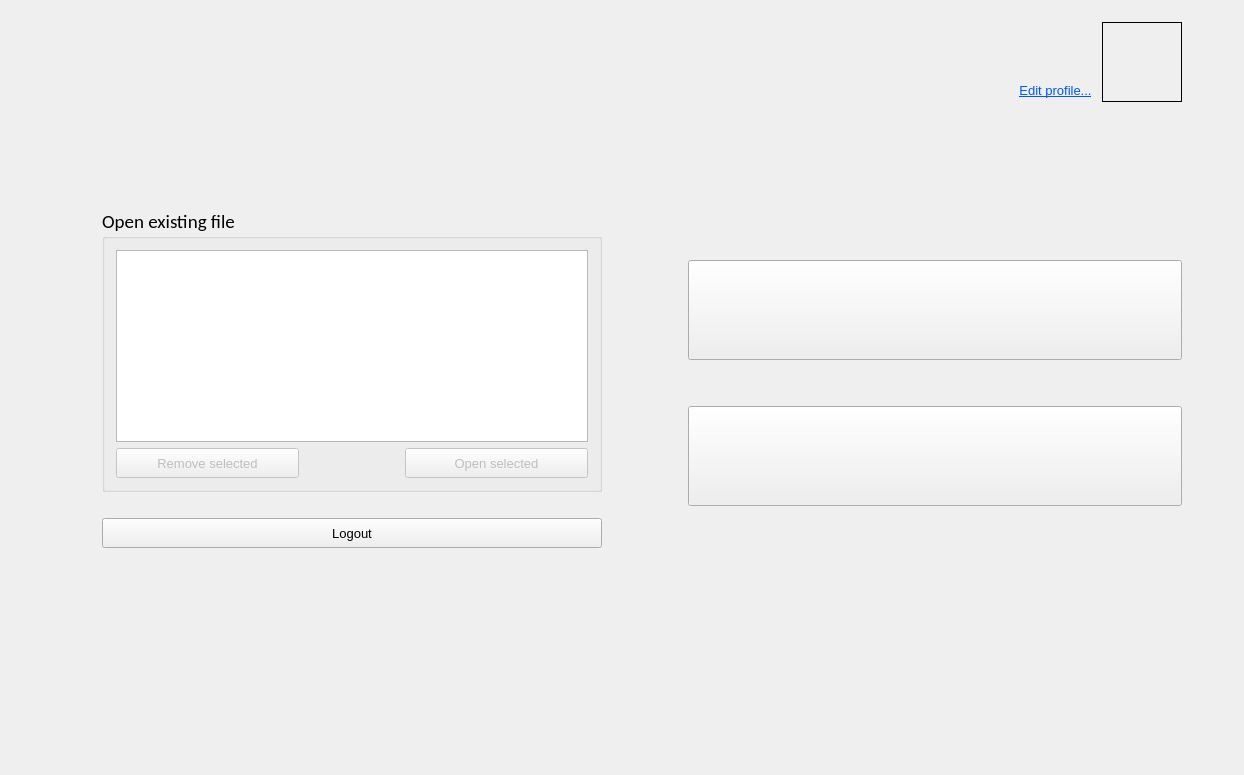
Old version of the form textedit/landingpage.ui in the repository pgallo725/livetext-pds.
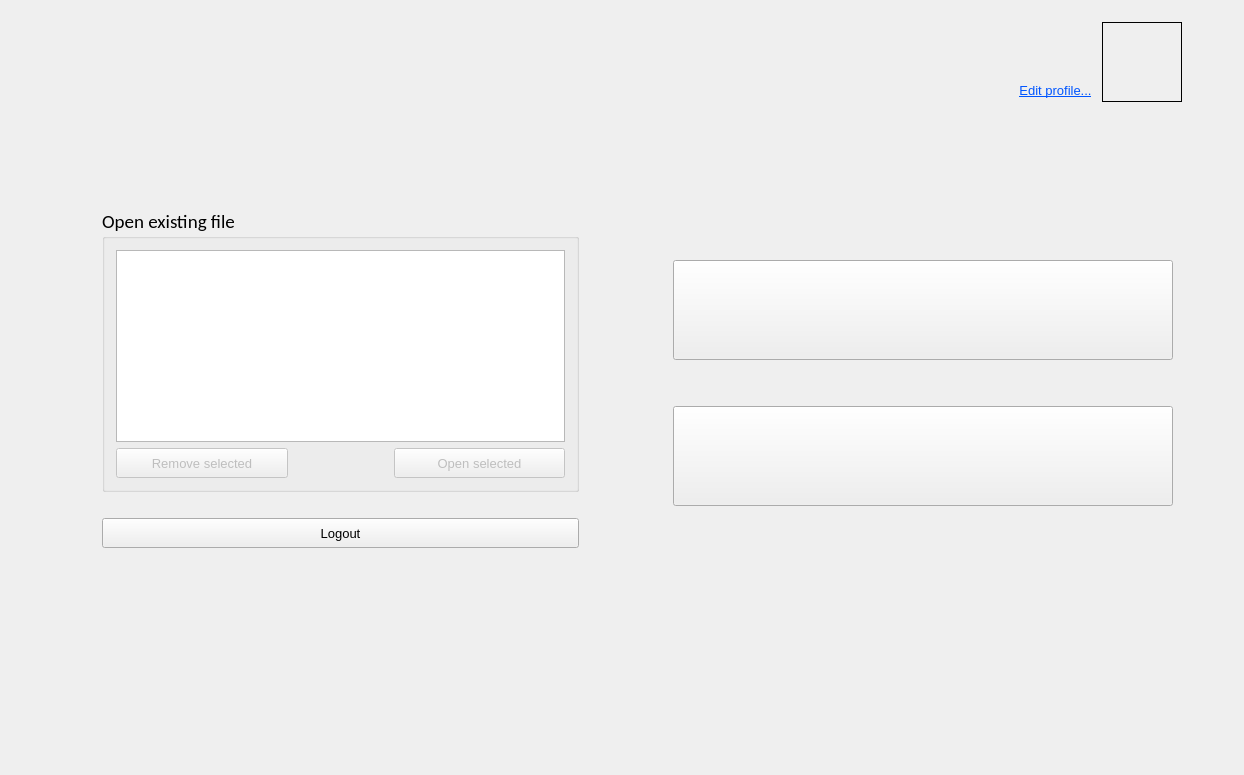
New version of the form.

```diff
--- a/textedit/landingpage.ui
+++ b/textedit/landingpage.ui
@@ -913,9 +913,15 @@
           </item>
           <item>
            <widget class="QGroupBox" name="groupBox_2">
+            <property name="sizePolicy">
+             <sizepolicy hsizetype="Expanding" vsizetype="Preferred">
+              <horstretch>0</horstretch>
+              <verstretch>0</verstretch>
+             </sizepolicy>
+            </property>
             <property name="minimumSize">
              <size>
-              <width>500</width>
+              <width>0</width>
               <height>0</height>
              </size>
             </property>
```
